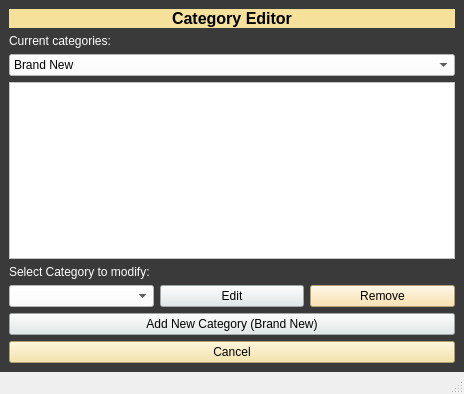
Old version of the form Category_Editor.ui in the repository Aenan05/MAXPC.
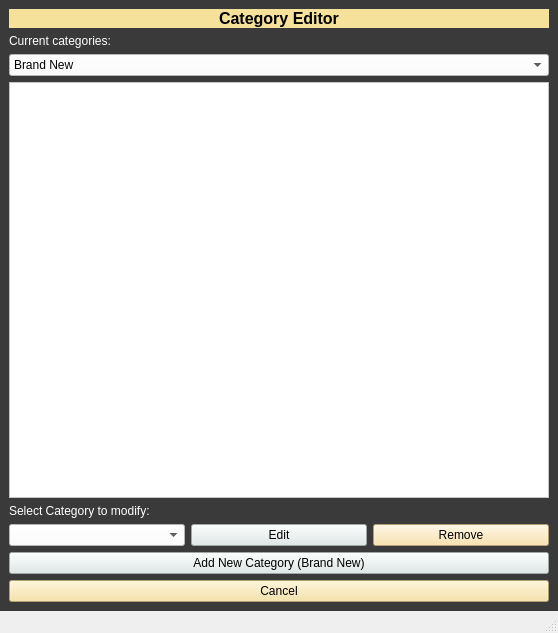
New version of the form.

```diff
--- a/Category_Editor.ui
+++ b/Category_Editor.ui
@@ -6,10 +6,22 @@
    <rect>
     <x>0</x>
     <y>0</y>
-    <width>464</width>
-    <height>394</height>
+    <width>558</width>
+    <height>633</height>
    </rect>
   </property>
+  <property name="minimumSize">
+   <size>
+    <width>558</width>
+    <height>633</height>
+   </size>
+  </property>
+  <property name="maximumSize">
+   <size>
+    <width>558</width>
+    <height>633</height>
+   </size>
+  </property>
   <property name="windowTitle">
    <string>Category Editor</string>
   </property>
```
Left out of the diff: 4 changed lines with no effect on the pictures.
